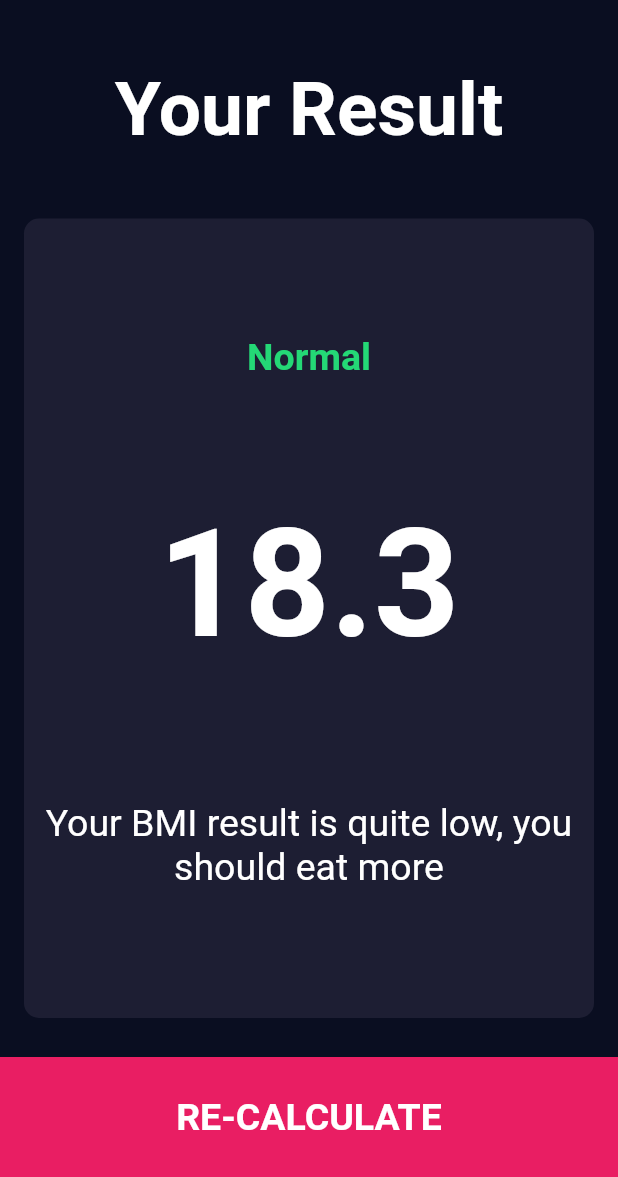
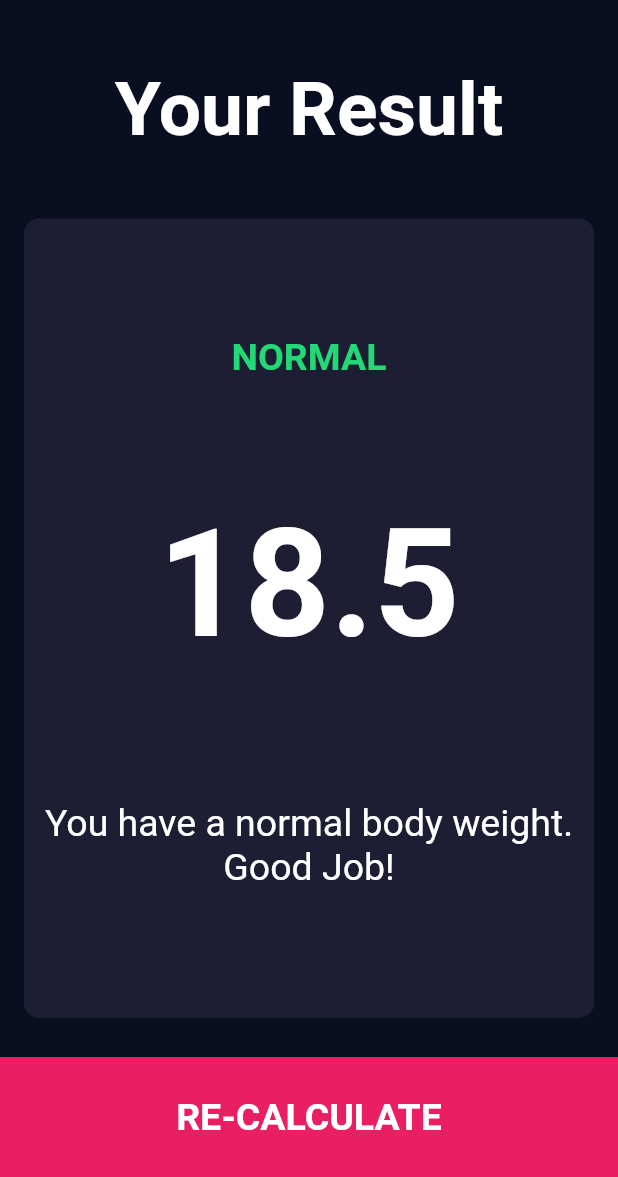
Before and after one commit to thimira24/BMI_Calculator, a Flutter app: the screen it shows after launch, after a tap on "CALCULATE", on a phone screen of 412 x 824 dp, the part 59-1236 px from its top. Run offline on Flutter 3.47's test engine with Material 2 defaults, Android fonts, the phone set to English and light mode, and no system bars; our stand-ins replace font_awesome_flutter.

Commit message:
all completed

```diff
--- /dev/null
+++ b/lib/calculator_brain.dart
@@ -0,0 +1,33 @@
+import 'dart:math';
+
+class CalculatorBrain {
+  CalculatorBrain({this.height, this.weight});
+
+  final int height, weight;
+  double _bmi;
+
+  String calculateBMI() {
+    _bmi = weight / pow(height / 100, 2);
+    return _bmi.toStringAsFixed(1);
+  }
+
+  String getResult() {
+    if (_bmi >= 25) {
+      return 'Overweight';
+    } else if (_bmi > 18.5) {
+      return 'Normal';
+    } else {
+      return 'Underweight';
+    }
+  }
+
+  String getInterpretation() {
+    if (_bmi >= 25) {
+      return 'You have a higher than normal body weight. Try to exercise more.';
+    } else if (_bmi > 18.5) {
+      return 'You have a normal body weight. Good Job!';
+    } else {
+      return 'You have a lower than normal body weight. you can eat bit more.';
+    }
+  }
+}
--- a/lib/screens/input_page.dart
+++ b/lib/screens/input_page.dart
@@ -7,6 +7,7 @@ import '../constants.dart';
 import 'results_page.dart';
 import '../components/bottom_button.dart';
 import '../components/round_icon_button.dart';
+import 'package:bmi_calculator/calculator_brain.dart';
 
 enum Gender {
   male,
@@ -209,8 +210,13 @@ class _InputPageState extends State<InputPage> {
                   ],
                 )),
             BottomButton(buttonTitle: 'CALCULATE', onTap: () {
+              CalculatorBrain calc = CalculatorBrain(height: height, weight: weight);
               Navigator.push(context,
-                  MaterialPageRoute(builder: (context) => ResultsPage()));
+                  MaterialPageRoute(builder: (context) => ResultsPage(
+                    bmiResult: calc.calculateBMI(),
+                    resultText:calc.getResult(),
+                    interpretation: calc.getInterpretation(),
+                  )));
             },),
           ],
         ));
--- a/lib/screens/results_page.dart
+++ b/lib/screens/results_page.dart
@@ -6,6 +6,13 @@ import '../components/reusable_card.dart';
 import '../components/bottom_button.dart';
 
 class ResultsPage extends StatelessWidget {
+
+  ResultsPage({@required this.interpretation, @required this.bmiResult, @required this.resultText});
+
+  final String bmiResult;
+  final String resultText;
+  final String interpretation;
+
   @override
   Widget build(BuildContext context) {
     return Scaffold(
@@ -40,17 +47,17 @@ class ResultsPage extends StatelessWidget {
                 crossAxisAlignment: CrossAxisAlignment.center,
                 children: [
                   Text(
-                    'Normal',
+                    resultText.toUpperCase(),
                     style: kResultTextStyle,
                   ),
                   Text(
-                    '18.3',
+                    bmiResult,
                     style: kBMITextStyle,
                   ),
                   Padding(
                     padding: const EdgeInsets.all(8.0),
                     child: Text(
-                      'Your BMI result is quite low, you should eat more',
+                      interpretation,
                       style: kBodyTextStyle,
                       textAlign: TextAlign.center,
                     ),
```
